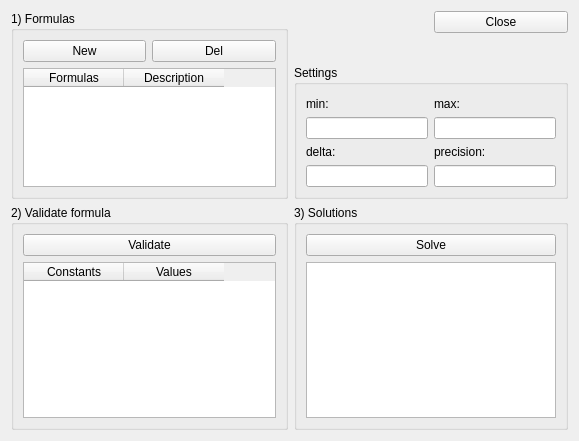
This is gui/formulas_gui.ui in joaodeus/mathgraphica as Qt 5 draws it before an edit. The edited form follows.
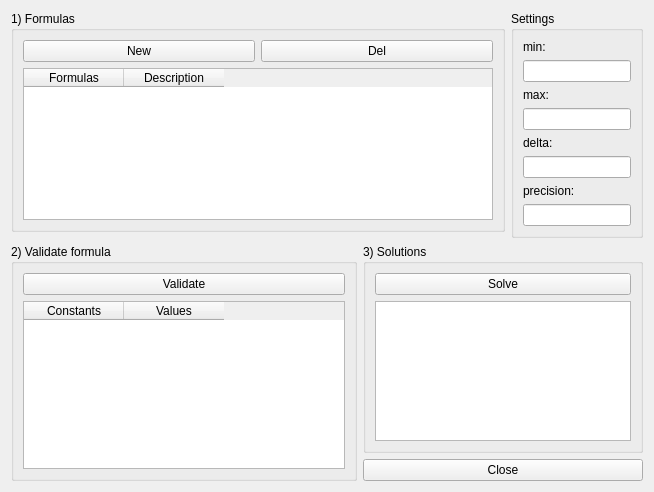
This is the edited form. Icons and pictures are not drawn.

Commit message: Development and bug fixing in Formulas, and graph 3D development

Diff of the .ui file:
```diff
--- a/gui/formulas_gui.ui
+++ b/gui/formulas_gui.ui
@@ -6,8 +6,8 @@
    <rect>
     <x>0</x>
     <y>0</y>
-    <width>579</width>
-    <height>441</height>
+    <width>654</width>
+    <height>492</height>
    </rect>
   </property>
   <property name="windowTitle">
@@ -18,99 +18,109 @@
     <normaloff>:/images/images/formulas2.png</normaloff>:/images/images/formulas2.png</iconset>
   </property>
   <layout class="QGridLayout" name="gridLayout_5">
-   <item row="4" column="0">
-    <widget class="QGroupBox" name="groupBox">
+   <item row="1" column="1">
+    <widget class="QLabel" name="label">
+     <property name="text">
+      <string/>
+     </property>
+    </widget>
+   </item>
+   <item row="0" column="0" rowspan="2" colspan="2">
+    <widget class="QGroupBox" name="groupBox_4">
      <property name="title">
-      <string>2) Validate formula</string>
+      <string>1) Formulas</string>
      </property>
-     <layout class="QGridLayout" name="gridLayout">
-      <item row="1" column="0">
-       <widget class="QTableWidget" name="tableWidget_constants">
-        <column>
-         <property name="text">
-          <string>Constants</string>
-         </property>
-        </column>
-        <column>
-         <property name="text">
-          <string>Values</string>
-         </property>
-        </column>
-       </widget>
-      </item>
+     <layout class="QGridLayout" name="gridLayout_4">
       <item row="0" column="0">
-       <widget class="QPushButton" name="pushButton_validate">
+       <widget class="QPushButton" name="pushButton_new">
         <property name="text">
-         <string>Validate</string>
+         <string>New</string>
         </property>
        </widget>
       </item>
+      <item row="0" column="1">
+       <widget class="QPushButton" name="pushButton_del">
+        <property name="text">
+         <string>Del</string>
+        </property>
+       </widget>
+      </item>
+      <item row="1" column="0" colspan="2">
+       <widget class="QTableWidget" name="tableWidget_formulas">
+        <property name="contextMenuPolicy">
+         <enum>Qt::CustomContextMenu</enum>
+        </property>
+        <column>
+         <property name="text">
+          <string>Formulas</string>
+         </property>
+        </column>
+        <column>
+         <property name="text">
+          <string>Description</string>
+         </property>
+        </column>
+       </widget>
+      </item>
      </layout>
     </widget>
    </item>
-   <item row="3" column="1" colspan="2">
+   <item row="0" column="2" rowspan="3">
     <widget class="QGroupBox" name="groupBox_3">
+     <property name="sizePolicy">
+      <sizepolicy hsizetype="Maximum" vsizetype="Preferred">
+       <horstretch>0</horstretch>
+       <verstretch>0</verstretch>
+      </sizepolicy>
+     </property>
      <property name="title">
       <string>Settings</string>
      </property>
      <layout class="QGridLayout" name="gridLayout_3">
-      <item row="1" column="0">
-       <widget class="QLabel" name="label_4">
-        <property name="text">
-         <string>min:</string>
-        </property>
-       </widget>
-      </item>
-      <item row="1" column="1">
-       <widget class="QLabel" name="label_5">
-        <property name="text">
-         <string>max:</string>
-        </property>
-       </widget>
-      </item>
       <item row="2" column="0">
        <widget class="QLineEdit" name="lineEdit_min"/>
       </item>
-      <item row="2" column="1">
+      <item row="4" column="0">
        <widget class="QLineEdit" name="lineEdit_max"/>
       </item>
-      <item row="3" column="0">
+      <item row="1" column="0">
+       <widget class="QLabel" name="label_4">
+        <property name="text">
+         <string>min:</string>
+        </property>
+       </widget>
+      </item>
+      <item row="6" column="0">
+       <widget class="QLineEdit" name="lineEdit_delta"/>
+      </item>
+      <item row="5" column="0">
        <widget class="QLabel" name="label_6">
         <property name="text">
          <string>delta:</string>
         </property>
        </widget>
       </item>
-      <item row="3" column="1">
+      <item row="7" column="0">
        <widget class="QLabel" name="label_7">
         <property name="text">
          <string>precision:</string>
         </property>
        </widget>
       </item>
-      <item row="4" column="0">
-       <widget class="QLineEdit" name="lineEdit_delta"/>
+      <item row="3" column="0">
+       <widget class="QLabel" name="label_5">
+        <property name="text">
+         <string>max:</string>
+        </property>
+       </widget>
       </item>
-      <item row="4" column="1">
+      <item row="8" column="0">
        <widget class="QLineEdit" name="lineEdit_precision"/>
       </item>
-      <item row="0" column="0">
-       <spacer name="verticalSpacer">
-        <property name="orientation">
-         <enum>Qt::Vertical</enum>
-        </property>
-        <property name="sizeHint" stdset="0">
-         <size>
-          <width>20</width>
-          <height>40</height>
-         </size>
-        </property>
-       </spacer>
-      </item>
      </layout>
     </widget>
    </item>
-   <item row="4" column="1" colspan="2">
+   <item row="3" column="1" colspan="2">
     <widget class="QGroupBox" name="groupBox_2">
      <property name="title">
       <string>3) Solutions</string>
@@ -129,68 +139,44 @@
      </layout>
     </widget>
    </item>
-   <item row="0" column="0" rowspan="4">
-    <widget class="QGroupBox" name="groupBox_4">
+   <item row="3" column="0" rowspan="2">
+    <widget class="QGroupBox" name="groupBox">
      <property name="title">
-      <string>1) Formulas</string>
+      <string>2) Validate formula</string>
      </property>
-     <layout class="QGridLayout" name="gridLayout_4">
+     <layout class="QGridLayout" name="gridLayout">
+      <item row="1" column="0">
+       <widget class="QTableWidget" name="tableWidget_constants">
+        <column>
+         <property name="text">
+          <string>Constants</string>
+         </property>
+        </column>
+        <column>
+         <property name="text">
+          <string>Values</string>
+         </property>
+        </column>
+       </widget>
+      </item>
       <item row="0" column="0">
-       <widget class="QPushButton" name="pushButton_new">
+       <widget class="QPushButton" name="pushButton_validate">
         <property name="text">
-         <string>New</string>
+         <string>Validate</string>
         </property>
        </widget>
       </item>
-      <item row="0" column="1">
-       <widget class="QPushButton" name="pushButton_del">
-        <property name="text">
-         <string>Del</string>
-        </property>
-       </widget>
-      </item>
-      <item row="1" column="0" colspan="2">
-       <widget class="QTableWidget" name="tableWidget_formulas">
-        <property name="contextMenuPolicy">
-         <enum>Qt::CustomContextMenu</enum>
-        </property>
-        <column>
-         <property name="text">
-          <string>Formulas</string>
-         </property>
-        </column>
-        <column>
-         <property name="text">
-          <string>Description</string>
-         </property>
-        </column>
-       </widget>
-      </item>
      </layout>
     </widget>
    </item>
-   <item row="0" column="1">
-    <widget class="QLabel" name="label">
-     <property name="text">
-      <string/>
-     </property>
-    </widget>
-   </item>
-   <item row="2" column="1">
-    <spacer name="verticalSpacer_2">
-     <property name="orientation">
-      <enum>Qt::Vertical</enum>
-     </property>
-     <property name="sizeHint" stdset="0">
-      <size>
-       <width>20</width>
-       <height>40</height>
-      </size>
-     </property>
-    </spacer>
-   </item>
-   <item row="0" column="2">
+   <item row="4" column="1" colspan="2">
     <widget class="QPushButton" name="pushButton_close">
+     <property name="sizePolicy">
+      <sizepolicy hsizetype="Preferred" vsizetype="Fixed">
+       <horstretch>0</horstretch>
+       <verstretch>0</verstretch>
+      </sizepolicy>
+     </property>
      <property name="text">
       <string>Close</string>
      </property>
```
The commit also changes 14 other files.
